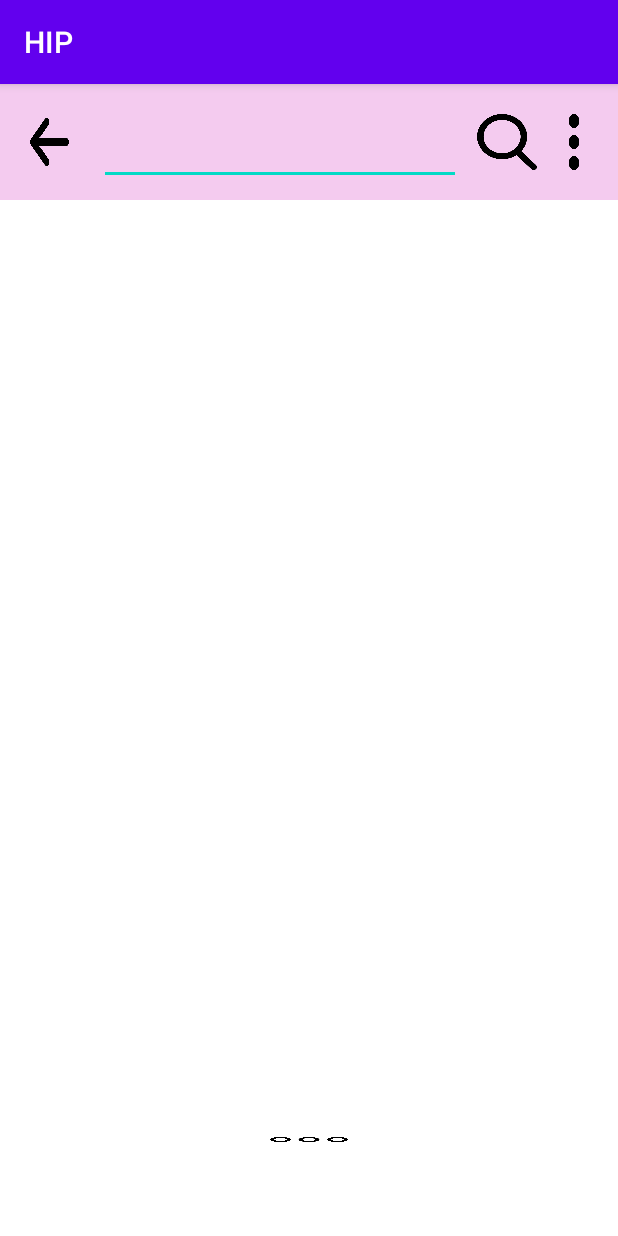
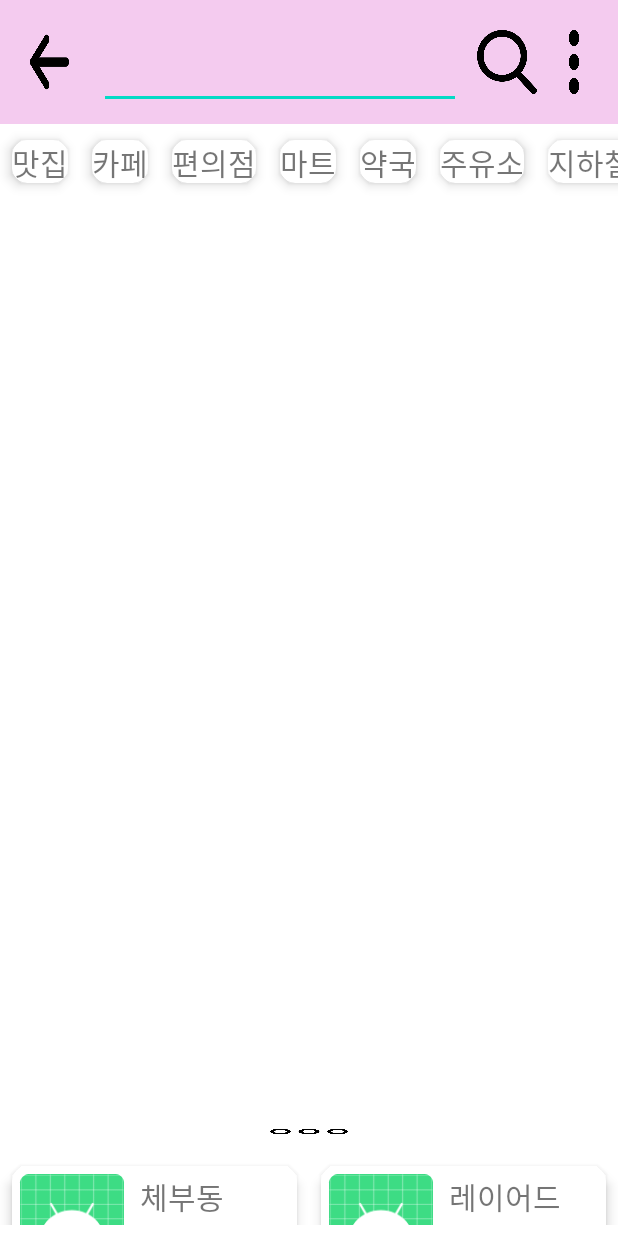
Before and after one commit to sunjungAn/Elastic-Form, an Android app: the screen it shows after launch (MainActivity), on a phone screen of 412 x 824 dp. Run offline under Robolectric (Android 15) with nearby library versions, the phone set to English and light mode, and no system bars.

Commit message:
Update Category&Place

```diff
--- /dev/null
+++ b/HIP/app/src/main/java/com/example/hip/Category.java
@@ -0,0 +1,17 @@
+package com.example.hip;
+
+public class Category {
+    String name;
+
+    public Category(String name) {
+        this.name = name;
+    }
+
+    public String getName() {
+        return name;
+    }
+
+    public void setName(String name) {
+        this.name = name;
+    }
+}
--- /dev/null
+++ b/HIP/app/src/main/java/com/example/hip/CategoryAdapter.java
@@ -0,0 +1,53 @@
+package com.example.hip;
+
+import android.view.LayoutInflater;
+import android.view.View;
+import android.view.ViewGroup;
+import android.widget.TextView;
+
+import androidx.annotation.NonNull;
+import androidx.recyclerview.widget.RecyclerView;
+
+import java.util.ArrayList;
+
+public class CategoryAdapter extends RecyclerView.Adapter<CategoryAdapter.ViewHolder> {
+
+    ArrayList<Category> items = new ArrayList<Category>();
+
+    public CategoryAdapter() {
+        String[] category = {"맛집", "카페", "편의점", "마트", "약국", "주유소", "지하철역", "주차장", "우체국", "은행"};
+        for (int i = 0; i < category.length; i++)
+            items.add(new Category(category[i]));
+    }
+
+    @NonNull
+    @Override
+    public ViewHolder onCreateViewHolder(@NonNull ViewGroup viewGroup, int viewType) {
+        LayoutInflater inflater = LayoutInflater.from(viewGroup.getContext());
+        View itemView = inflater.inflate(R.layout.category_item, viewGroup, false);
+
+        return new ViewHolder(itemView);
+    }
+
+    @Override
+    public void onBindViewHolder(@NonNull ViewHolder viewHolder, int position) {
+        Category item = items.get(position);
+        viewHolder.setItem(item);
+    }
+
+    @Override
+    public int getItemCount() {
+        return items.size();
+    }
+
+    static class ViewHolder extends RecyclerView.ViewHolder {
+        TextView textView;
+        public ViewHolder(View itemView) {
+            super(itemView);
+            textView = itemView.findViewById(R.id.category_name);
+        }
+        public void setItem(Category item) {
+            textView.setText(item.getName());
+        }
+    }
+}
--- a/HIP/app/src/main/java/com/example/hip/MainActivity.java
+++ b/HIP/app/src/main/java/com/example/hip/MainActivity.java
@@ -2,6 +2,9 @@ package com.example.hip;
 
 import androidx.annotation.Nullable;
 import androidx.appcompat.app.AppCompatActivity;
+import androidx.recyclerview.widget.GridLayoutManager;
+import androidx.recyclerview.widget.LinearLayoutManager;
+import androidx.recyclerview.widget.RecyclerView;
 
 import android.content.pm.PackageInfo;
 import android.content.pm.PackageManager;
@@ -9,20 +12,53 @@ import android.content.pm.Signature;
 import android.os.Bundle;
 import android.util.Base64;
 import android.util.Log;
+import android.view.View;
 import android.view.ViewGroup;
 import android.widget.LinearLayout;
 import android.widget.RelativeLayout;
-import net.daum.mf.map.api.MapView;
+import android.widget.Toast;
+//import net.daum.mf.map.api.MapView;
 
 import java.security.MessageDigest;
 
 public class MainActivity extends AppCompatActivity {
+    RecyclerView category_recyclerView, place_recyclerView;
+    CategoryAdapter category_adapter;
+    PlaceAdapter place_adapter;
 
 
     @Override
     protected void onCreate(@Nullable Bundle savedInstanceState) {
         super.onCreate(savedInstanceState);
-        setContentView(R.layout.main_map);
+        setContentView(R.layout.activity_main);
+
+        // category RecyclerView
+        category_recyclerView = findViewById(R.id.category);
+        LinearLayoutManager category_layoutManager = new LinearLayoutManager(this, LinearLayoutManager.HORIZONTAL, false);
+        category_recyclerView.setLayoutManager(category_layoutManager);
+        category_adapter = new CategoryAdapter();
+        category_recyclerView.setAdapter(category_adapter);
+
+        // place RecyclerView
+        place_recyclerView = findViewById(R.id.place);
+        GridLayoutManager layoutManager = new GridLayoutManager(this, 2);
+        place_recyclerView.setLayoutManager(layoutManager);
+
+        place_adapter = new PlaceAdapter();
+        place_adapter.addItem(new Place("체부동", "국수"));
+        place_adapter.addItem(new Place("레이어드", "카페"));
+        place_adapter.addItem(new Place("수와래", "이탈리안"));
+        place_adapter.addItem(new Place("라스위스", "양식"));
+        place_recyclerView.setAdapter(place_adapter);
+
+        place_adapter.setOnItemClickListener(new OnPlaceItemClickListener() {
+            @Override
+            public void onItemClick(PlaceAdapter.ViewHolder holder, View view, int position) {
+                Place item = place_adapter.getItem(position);
+
+                Toast.makeText(getApplicationContext(), "아이템 선택됨 : " + item.getName(), Toast.LENGTH_LONG).show();
+            }
+        });
 
         //MapView mapView = new MapView(MainActivity.this);
 
--- /dev/null
+++ b/HIP/app/src/main/java/com/example/hip/OnPlaceItemClickListener.java
@@ -0,0 +1,7 @@
+package com.example.hip;
+
+import android.view.View;
+
+public interface OnPlaceItemClickListener {
+    public void onItemClick(PlaceAdapter.ViewHolder holder, View view, int position);
+}
--- /dev/null
+++ b/HIP/app/src/main/java/com/example/hip/Place.java
@@ -0,0 +1,27 @@
+package com.example.hip;
+
+public class Place {
+    String name;
+    String contents;
+
+    public Place(String name, String contents) {
+        this.name = name;
+        this.contents = contents;
+    }
+
+    public String getName() {
+        return name;
+    }
+
+    public void setName(String name) {
+        this.name = name;
+    }
+
+    public String getContents() {
+        return contents;
+    }
+
+    public void setContents(String contents) {
+        this.contents = contents;
+    }
+}
--- /dev/null
+++ b/HIP/app/src/main/java/com/example/hip/PlaceAdapter.java
@@ -0,0 +1,92 @@
+package com.example.hip;
+
+import android.view.LayoutInflater;
+import android.view.View;
+import android.view.ViewGroup;
+import android.widget.TextView;
+
+import androidx.annotation.NonNull;
+import androidx.recyclerview.widget.RecyclerView;
+
+import java.util.ArrayList;
+
+public class PlaceAdapter extends RecyclerView.Adapter<PlaceAdapter.ViewHolder>
+        implements OnPlaceItemClickListener {
+    ArrayList<Place> items = new ArrayList<Place>();
+    OnPlaceItemClickListener listener;
+
+    @NonNull
+    @Override
+    public ViewHolder onCreateViewHolder(@NonNull ViewGroup viewGroup, int viewType) {
+        LayoutInflater inflater = LayoutInflater.from(viewGroup.getContext());
+        View itemView = inflater.inflate(R.layout.place_item, viewGroup, false);
+
+        return new ViewHolder(itemView, this);
+    }
+
+    @Override
+    public void onBindViewHolder(@NonNull ViewHolder viewHolder, int position) {
+        Place item = items.get(position);
+        viewHolder.setItem(item);
+    }
+
+    @Override
+    public int getItemCount() {
+        return items.size();
+    }
+
+    public void addItem(Place item) {
+        items.add(item);
+    }
+
+    public void setItems(ArrayList<Place> items) {
+        this.items = items;
+    }
+
+    public Place getItem(int position) {
+        return items.get(position);
+    }
+
+    public void setItem(int position, Place item) {
+        items.set(position, item);
+    }
+
+    public void setOnItemClickListener(OnPlaceItemClickListener listener) {
+        this.listener = listener;
+    }
+
+    @Override
+    public void onItemClick(ViewHolder holder, View view, int position) {
+        if (listener != null) {
+            listener.onItemClick(holder, view, position);
+        }
+    }
+
+    static class ViewHolder extends RecyclerView.ViewHolder {
+        TextView textView;
+        TextView textView2;
+
+        public ViewHolder(View itemView, final OnPlaceItemClickListener listener) {
+            super(itemView);
+
+            textView = itemView.findViewById(R.id.place_name);
+            textView2 = itemView.findViewById(R.id.place_content);
+
+            itemView.setOnClickListener(new View.OnClickListener() {
+                @Override
+                public void onClick(View view) {
+                    int position = getAdapterPosition();
+
+                    if (listener != null) {
+                        listener.onItemClick(ViewHolder.this, view, position);
+                    }
+                }
+            });
+        }
+
+        public void setItem(Place item) {
+            textView.setText(item.getName());
+            textView2.setText(item.getContents());
+        }
+    }
+}
--- a/HIP/app/src/main/res/layout/activity_main.xml
+++ b/HIP/app/src/main/res/layout/activity_main.xml
@@ -1,62 +1,104 @@
 <?xml version="1.0" encoding="utf-8"?>
 <LinearLayout xmlns:android="http://schemas.android.com/apk/res/android"
-    xmlns:app="http://schemas.android.com/apk/res-auto"
     xmlns:tools="http://schemas.android.com/tools"
+    android:orientation="vertical"
     android:layout_width="match_parent"
-    android:layout_height="match_parent"
-    android:orientation="vertical"
-    android:gravity="bottom"
-
-    tools:context=".MainActivity">
-
-    <EditText
-        android:layout_width="match_parent"
-        android:layout_height="50dp"
-        android:gravity="center"
-        android:layout_margin="40dp"/>
+    android:weightSum="10"
+    tools:context=".MainActivity"
+    android:layout_height="match_parent">
 
     <LinearLayout
         android:layout_width="match_parent"
         android:layout_height="match_parent"
+        android:layout_weight="4.5"
+        android:id = "@+id/actionbar"
+        android:weightSum="10"
         android:orientation="horizontal"
-        android:layout_weight="5">
-        <ScrollView
+        android:background="#F5F4C9EF">
+
+        <ImageButton
             android:layout_width="match_parent"
-            android:layout_height="100dp"/>
-        <ImageView
+            android:layout_height="match_parent"
+            android:layout_margin="20dp"
+            android:id = "@+id/back"
+            android:background="@drawable/back_button"
+            android:layout_weight="2.8">
+        </ImageButton>
+
+        <EditText
             android:layout_width="match_parent"
-            android:layout_height="100dp"/>
+            android:layout_height="match_parent"
+            android:layout_marginBottom="10dp"
+            android:layout_weight="1.3"
+            android:layout_marginRight="10dp"
+            android:textColor="@color/black"
+            android:id = "@+id/search">
+        </EditText>
+
+        <ImageButton
+            android:layout_width="match_parent"
+            android:layout_height="match_parent"
+            android:layout_marginBottom="20dp"
+            android:layout_marginTop="20dp"
+            android:id = "@+id/searchbtn"
+            android:background="@drawable/search_button"
+            android:layout_weight="3">
+        </ImageButton>
+
+        <ImageButton
+            android:layout_width="match_parent"
+            android:layout_height="match_parent"
+            android:id = "@+id/menubtn"
+            android:background="@drawable/menu_button"
+            android:layout_marginTop="20dp"
+            android:layout_marginBottom="20dp"
+            android:layout_marginRight="15dp"
+            android:layout_marginLeft="10dp"
+            android:layout_weight="2.9">
+        </ImageButton>
     </LinearLayout>
+
+    <RelativeLayout
+        android:id="@+id/map_view"
+        android:layout_width="match_parent"
+        android:layout_height="match_parent"
+        android:layout_weight="1">
+
+        <androidx.recyclerview.widget.RecyclerView
+            android:id="@+id/category"
+            android:layout_width="match_parent"
+            android:layout_height="50dp" />
+    </RelativeLayout>
+
     <LinearLayout
-        android:id="@+id/dragView"
         android:layout_width="match_parent"
-        android:layout_height="wrap_content"
-        android:clickable="true"
-        android:focusable="false"
+        android:layout_height="match_parent"
+        android:layout_weight="4.5"
+        android:weightSum="10"
         android:orientation="vertical">
+
+        <ImageButton
+            android:layout_width="match_parent"
+            android:layout_height="match_parent"
+            android:layout_weight="7"
+            android:background="@drawable/readmore_button"
+            android:id = "@+id/readmore_button"
+            android:layout_marginLeft="180dp"
+            android:layout_marginRight="180dp"
+            android:layout_marginTop="5dp"
+            android:layout_marginBottom="5dp">
+        </ImageButton>
 
         <LinearLayout
             android:layout_width="match_parent"
-            android:layout_height="70dp"
-            android:orientation="vertical">
-
-            <TextView
-                android:layout_width="wrap_content"
-                android:layout_height="wrap_content"
-                android:paddingLeft="16sp"
-                android:text="Action"
-                android:textSize="24sp" />
-
+            android:layout_height="match_parent"
+            android:orientation="horizontal"
+            android:layout_weight="3">
+            <androidx.recyclerview.widget.RecyclerView
+                android:id="@+id/place"
+                android:layout_width="match_parent"
+                android:layout_height="50dp" />
         </LinearLayout>
-
-        <!-- 스크롤 해서 보여줄 부분은 listview 또는 custom listview 또는 recyclerview를 사용 -->
-        <ListView
-            android:id="@+id/listView"
-            android:layout_width="match_parent"
-            android:layout_height="300dp">
-
-        </ListView>
-
     </LinearLayout>
 
 </LinearLayout>
--- /dev/null
+++ b/HIP/app/src/main/res/layout/category_item.xml
@@ -0,0 +1,25 @@
+<?xml version="1.0" encoding="utf-8"?>
+<LinearLayout xmlns:android="http://schemas.android.com/apk/res/android"
+    xmlns:app="http://schemas.android.com/apk/res-auto"
+    android:layout_width="wrap_content"
+    android:layout_height="wrap_content"
+    android:orientation="vertical">
+
+    <androidx.cardview.widget.CardView
+        android:layout_width="wrap_content"
+        android:layout_height="wrap_content"
+        app:cardBackgroundColor="#FFFFFFFF"
+        app:cardCornerRadius="10dp"
+        app:cardElevation="5dp"
+        app:cardUseCompatPadding="true" >
+
+        <TextView
+            android:id="@+id/category_name"
+            android:layout_width="wrap_content"
+            android:layout_height="wrap_content"
+            android:text="이름"
+            android:textSize="20dp" />
+
+    </androidx.cardview.widget.CardView>
+
+</LinearLayout>
--- /dev/null
+++ b/HIP/app/src/main/res/layout/place_item.xml
@@ -0,0 +1,54 @@
+<?xml version="1.0" encoding="utf-8"?>
+<LinearLayout xmlns:android="http://schemas.android.com/apk/res/android"
+    xmlns:app="http://schemas.android.com/apk/res-auto"
+    android:layout_width="match_parent"
+    android:layout_height="wrap_content"
+    android:orientation="vertical">
+
+    <androidx.cardview.widget.CardView
+        android:layout_width="match_parent"
+        android:layout_height="wrap_content"
+        app:cardBackgroundColor="#FFFFFFFF"
+        app:cardCornerRadius="10dp"
+        app:cardElevation="5dp"
+        app:cardUseCompatPadding="true" >
+
+        <LinearLayout
+            android:layout_width="match_parent"
+            android:layout_height="wrap_content"
+            android:orientation="horizontal">
+
+            <ImageView
+                android:id="@+id/imageView"
+                android:layout_width="80dp"
+                android:layout_height="80dp"
+                android:padding="5dp"
+                app:srcCompat="@mipmap/ic_launcher" />
+
+            <LinearLayout
+                android:layout_width="match_parent"
+                android:layout_height="match_parent"
+                android:layout_margin="5dp"
+                android:layout_weight="1"
+                android:orientation="vertical">
+
+                <TextView
+                    android:id="@+id/place_name"
+                    android:layout_width="match_parent"
+                    android:layout_height="wrap_content"
+                    android:text="이름"
+                    android:textSize="20dp" />
+
+                <TextView
+                    android:id="@+id/place_content"
+                    android:layout_width="match_parent"
+                    android:layout_height="wrap_content"
+                    android:text="내용"
+                    android:textSize="15dp" />
+            </LinearLayout>
+
+        </LinearLayout>
+
+    </androidx.cardview.widget.CardView>
+
+</LinearLayout>
--- a/HIP/app/src/main/res/values/themes.xml
+++ b/HIP/app/src/main/res/values/themes.xml
@@ -12,5 +12,6 @@
         <!-- Status bar color. -->
         <item name="android:statusBarColor" tools:targetApi="l">?attr/colorPrimaryVariant</item>
         <!-- Customize your theme here. -->
+        <item name="windowNoTitle">true</item>
     </style>
 </resources>
```
